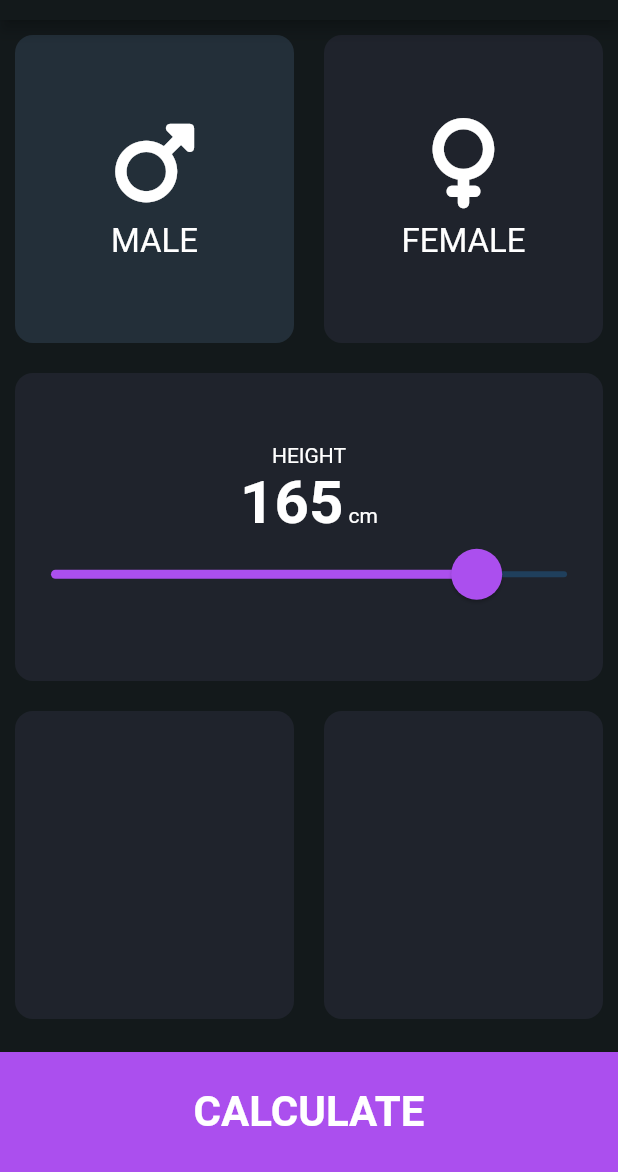
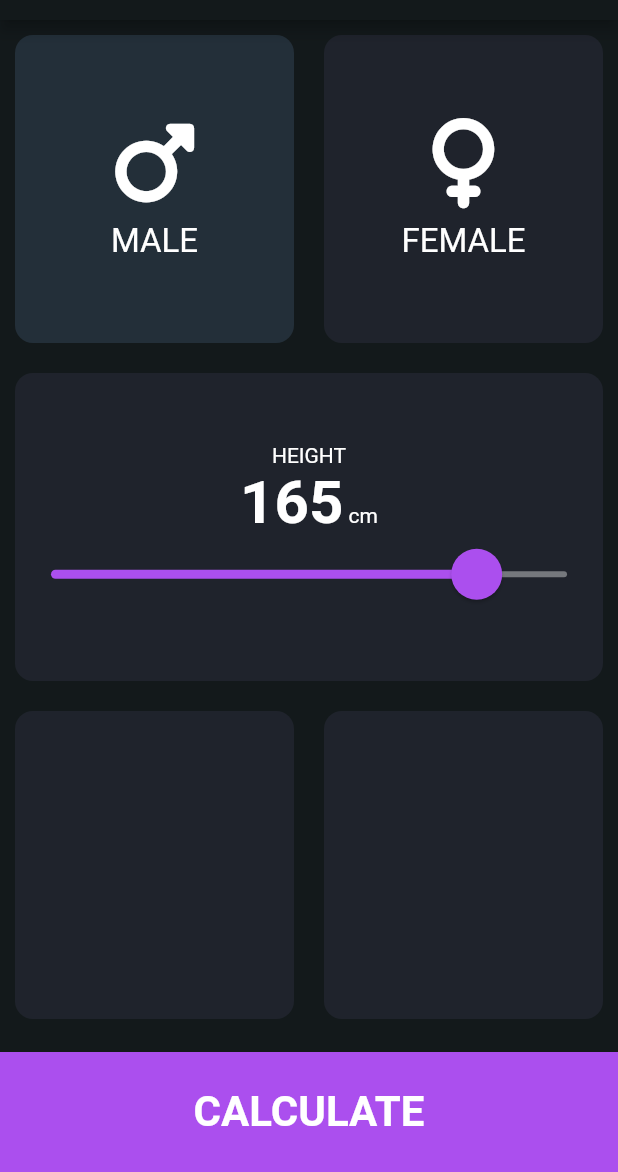
Before and after one commit to eeBarrionuevo/flutter_codigo5_bmi, a Flutter app: the screen it shows after launch, on a phone screen of 412 x 824 dp, the part 64-1236 px from its top. Run offline on Flutter 3.47's test engine with Material 2 defaults, Android fonts, the phone set to English and light mode, and no system bars; our stand-ins replace font_awesome_flutter.

Commit message:
Slider 3

```diff
--- a/lib/main.dart
+++ b/lib/main.dart
@@ -19,7 +19,15 @@ class MyApp extends StatelessWidget {
           backgroundColor: Color(0xff13191B),
         ),
         scaffoldBackgroundColor: Color(0xff13191B),
-
+        sliderTheme: SliderThemeData(
+          activeTrackColor: kPrimaryColor,
+          inactiveTrackColor: Colors.white38,
+          thumbColor: kPrimaryColor,
+          thumbShape:  const RoundSliderThumbShape(
+              enabledThumbRadius: 17.0
+          ),
+          overlayColor: kPrimaryColor.withOpacity(0.25),
+        ),
       ),
       home: InputPage(),
     );
--- a/lib/pages/input_page.dart
+++ b/lib/pages/input_page.dart
@@ -99,16 +99,7 @@ class _InputPageState extends State<InputPage> {
                             ),
                           ],
                         ),
-                        SliderTheme(
-                          data: SliderThemeData(
-                            activeTrackColor: kPrimaryColor,
-                            thumbColor: kPrimaryColor,
-                            thumbShape:  const RoundSliderThumbShape(
-                                enabledThumbRadius: 17.0
-                            ),
-                            overlayColor: kPrimaryColor.withOpacity(0.25),
-                          ),
-                          child: Slider(
+                        Slider(
                           value: height.toDouble(),
                           min: 0,
                           max: 200,
@@ -116,7 +107,6 @@ class _InputPageState extends State<InputPage> {
                             height = valueSlider.round();
                             setState(() {});
                           },
-                          ),
                         ),
                       ],
                     ),
```
Lines whose indentation alone changed are shown as unchanged.
